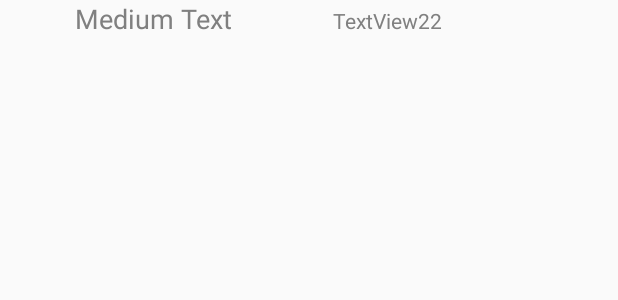
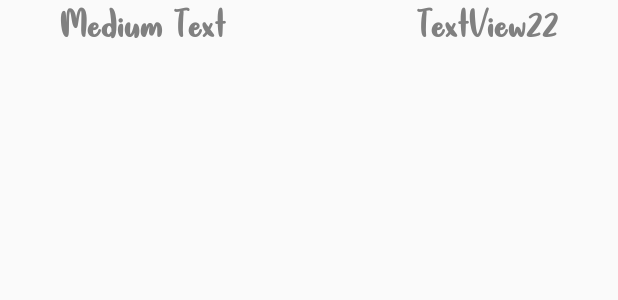
Before and after one commit to yukang1996/Spendwise, an Android app: the layout list_fragment_overview.xml on its own in the app's theme, with its tools: preview values and no code run, on a phone screen of 412 x 824 dp. Shown: the top 300 px of the screen. Run offline under Robolectric (Android 15) with nearby library versions, the phone set to English and light mode, and no system bars.

Commit message:
Merge branch 'master' of https://github.com/yukang1996/Spendwise
# Conflicts:
#	app/src/main/res/values/colors.xml

```diff
--- a/app/src/main/res/layout/list_fragment_overview.xml
+++ b/app/src/main/res/layout/list_fragment_overview.xml
@@ -8,7 +8,8 @@
     <LinearLayout android:layout_width="match_parent"
         android:layout_height="wrap_content"
         android:orientation="horizontal"
-        android:layout_margin="50dp"
+        android:layout_marginLeft="40dp"
+        android:layout_marginRight="40dp"
         android:layout_gravity="center_horizontal"
         >
 
@@ -20,7 +21,9 @@
             android:text="Medium Text"
             android:textAppearance="?android:attr/textAppearanceMedium"
             android:layout_weight="1"
-            android:textColor="@color/colorGrey" />
+            android:textColor="@color/colorGrey"
+            android:fontFamily="@font/good_unicorn"
+            android:textSize="30dp" />
 
 
         <TextView
@@ -29,7 +32,10 @@
             android:layout_height="wrap_content"
             android:textColor="@color/colorGrey"
             android:layout_weight="1"
-            android:text="TextView22" />
+            android:text="TextView22"
+            android:gravity="end"
+            android:fontFamily="@font/good_unicorn"
+            android:textSize="30dp" />
 
 
     </LinearLayout>
```
Also changed, not shown: app/src/main/res/font/font.xml (added, +9 -0 lines), app/src/main/res/layout/fragment_overview.xml (+16 -8 lines), app/src/main/res/drawable/background.jpg (added), app/src/main/res/font/good_unicorn.ttf (added).
